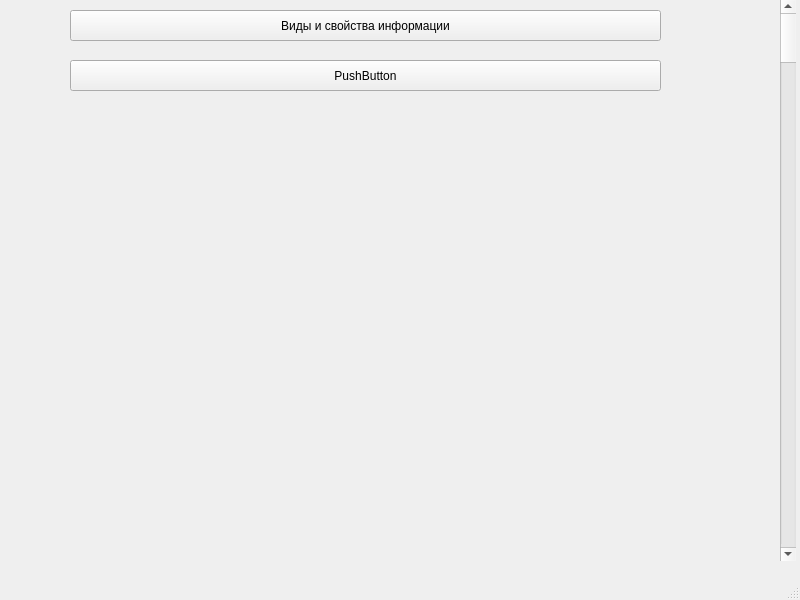
This is main.ui in PATRIARXCHIK/Obychalka as Qt 5 draws it before an edit. The edited form follows.
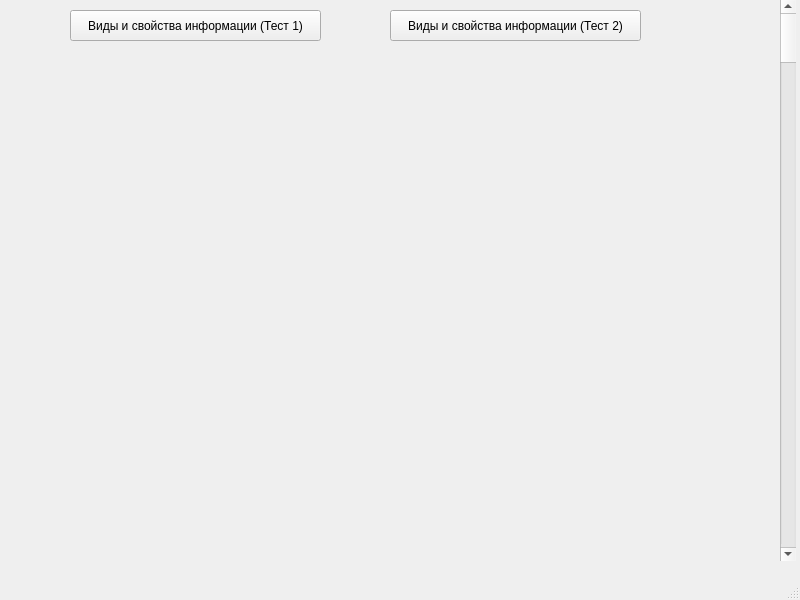
This is the edited form.

Patch:
```diff
--- a/main.ui
+++ b/main.ui
@@ -19,25 +19,25 @@
      <rect>
       <x>70</x>
       <y>10</y>
-      <width>591</width>
+      <width>251</width>
       <height>31</height>
      </rect>
     </property>
     <property name="text">
-     <string>Виды и свойства информации</string>
+     <string>Виды и свойства информации (Тест 1)</string>
     </property>
    </widget>
    <widget class="QPushButton" name="pushButton_2">
     <property name="geometry">
      <rect>
-      <x>70</x>
-      <y>60</y>
-      <width>591</width>
+      <x>390</x>
+      <y>10</y>
+      <width>251</width>
       <height>31</height>
      </rect>
     </property>
     <property name="text">
-     <string>PushButton</string>
+     <string>Виды и свойства информации (Тест 2)</string>
     </property>
    </widget>
    <widget class="QScrollBar" name="verticalScrollBar">
```
Left out of the diff: 19 changed lines with no effect on the pictures.
